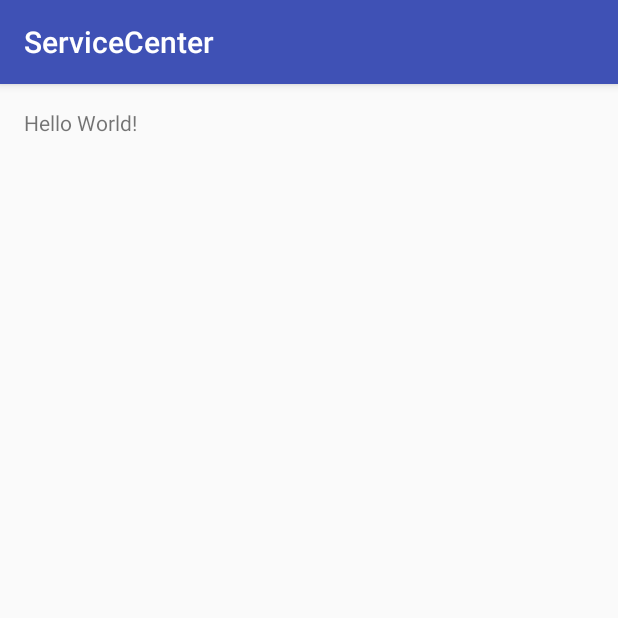
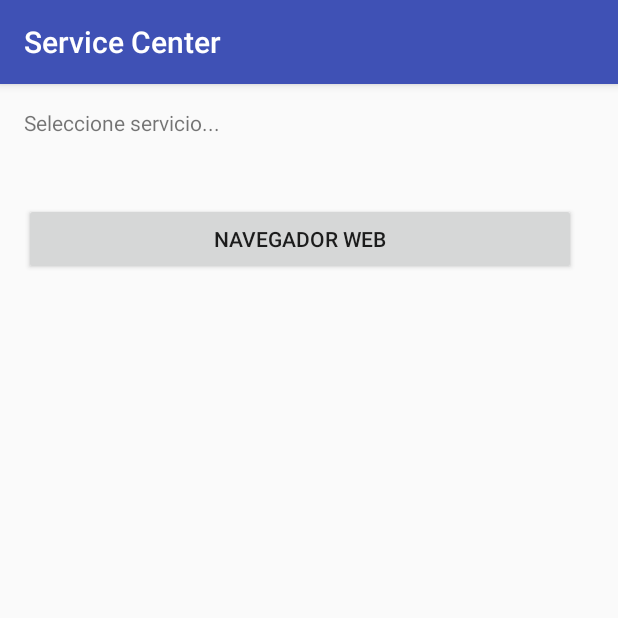
Before and after one commit to juanlucode/android_lab, an Android app: the screen it shows after launch (MainActivity), on a phone screen of 412 x 824 dp, the top half of it. Run offline under Robolectric (Android 15) with nearby library versions, the phone set to English and light mode, and no system bars.

Commit message:
Service Center

```diff
--- a/ServiceCenter/app/src/main/AndroidManifest.xml
+++ b/ServiceCenter/app/src/main/AndroidManifest.xml
@@ -15,6 +15,7 @@
                 <category android:name="android.intent.category.LAUNCHER" />
             </intent-filter>
         </activity>
+        <activity android:name=".NavegadorActivity"></activity>
     </application>
 
 </manifest>
--- a/ServiceCenter/app/src/main/java/com/example/juanlucode/servicecenter/MainActivity.java
+++ b/ServiceCenter/app/src/main/java/com/example/juanlucode/servicecenter/MainActivity.java
@@ -1,13 +1,34 @@
 package com.example.juanlucode.servicecenter;
 
+import android.content.DialogInterface;
+import android.content.Intent;
 import android.support.v7.app.AppCompatActivity;
 import android.os.Bundle;
+import android.view.View;
+import android.widget.Button;
 
-public class MainActivity extends AppCompatActivity {
+public class MainActivity extends AppCompatActivity implements View.OnClickListener {
+
+    private Button btnNavegador;
+    private Intent intent;
 
     @Override
     protected void onCreate(Bundle savedInstanceState) {
         super.onCreate(savedInstanceState);
         setContentView(R.layout.activity_main);
+
+        btnNavegador = (Button) this.findViewById(R.id.btnNavegador);
+        btnNavegador.setOnClickListener(this);
+    }
+
+
+    @Override
+    public void onClick(View v) {
+        switch (v.getId()){
+            case R.id.btnNavegador:
+                intent = new Intent(this, NavegadorActivity.class);
+                this.startActivity(intent);
+                break;
+        }
     }
 }
--- a/ServiceCenter/app/src/main/res/layout/activity_main.xml
+++ b/ServiceCenter/app/src/main/res/layout/activity_main.xml
@@ -13,5 +13,17 @@
     <TextView
         android:layout_width="wrap_content"
         android:layout_height="wrap_content"
-        android:text="Hello World!" />
+        android:text="Seleccione servicio..." />
+
+    <Button
+        android:id="@+id/btnNavegador"
+        android:text="Navegador web"
+        android:layout_width="match_parent"
+        android:layout_height="wrap_content"
+        android:layout_below="@+id/textView"
+        android:layout_alignRight="@+id/textView"
+        android:layout_alignEnd="@+id/textView"
+        android:layout_marginRight="12dp"
+        android:layout_marginEnd="12dp"
+        android:layout_marginTop="63dp" />
 </RelativeLayout>
--- a/ServiceCenter/app/src/main/res/values/strings.xml
+++ b/ServiceCenter/app/src/main/res/values/strings.xml
@@ -1,3 +1,3 @@
 <resources>
-    <string name="app_name">ServiceCenter</string>
+    <string name="app_name">Service Center</string>
 </resources>
```
Also changed, not shown: ServiceCenter/app/src/main/java/com/example/juanlucode/servicecenter/NavegadorActivity.java (added, +13 -0 lines), ServiceCenter/app/src/main/res/layout/activity_navegador.xml (added, +62 -0 lines).
